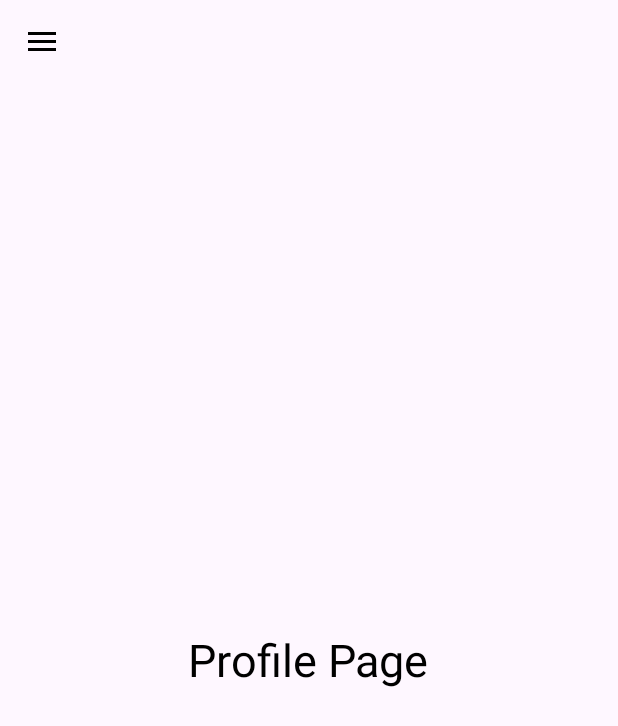
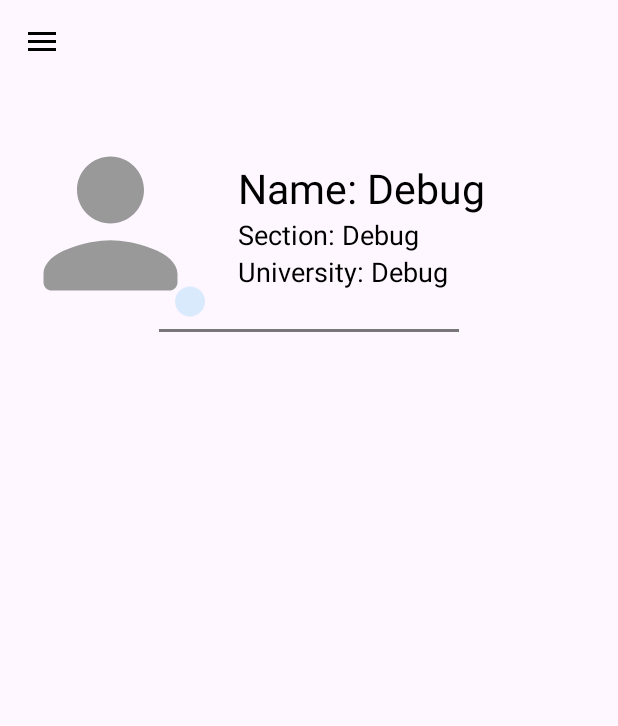
Before and after one commit to TakorSK/GestionEtudiant, an Android app: the screen it shows after launch (MainActivity), in the side drawer, after a tap on "Profile", on a phone screen of 412 x 824 dp. Shown: the top 726 px of the screen. Run offline under Robolectric (Android 15) with nearby library versions, the phone set to English and light mode, and no system bars; our stand-ins replace Room's generated code.

Commit message:
Added the shitty profile

```diff
--- a/app/src/main/java/com/pack/uniflow/Activities/LoginActivity.java
+++ b/app/src/main/java/com/pack/uniflow/Activities/LoginActivity.java
@@ -47,6 +47,10 @@ public class LoginActivity extends AppCompatActivity {
 
                     // Navigate to MainActivity after successful login
                     navigateToMainActivity();
+                    // For debugging purposes.
+                } else if (email.equals("debug") && password.equals("debug")) {
+                    navigateToMainActivity();
+
                 } else {
                     // Show an error message if login fails
                     Toast.makeText(LoginActivity.this, "Login failed. Please try again.", Toast.LENGTH_SHORT).show();
--- a/app/src/main/java/com/pack/uniflow/Activities/MainActivity.java
+++ b/app/src/main/java/com/pack/uniflow/Activities/MainActivity.java
@@ -31,6 +31,7 @@ public class MainActivity extends AppCompatActivity implements NavigationView.On
 
     private DrawerLayout drawerLayout;
     private TextView profileNameTextView;  // TextView to display the profile name
+    private TextView profileGroupTextView; // TextView to display the profile group
 
     @Override
     protected void onCreate(Bundle savedInstanceState) {
@@ -54,6 +55,7 @@ public class MainActivity extends AppCompatActivity implements NavigationView.On
         toggle.syncState();
 
         profileNameTextView = navigationView.getHeaderView(0).findViewById(R.id.profile_name_text_view);
+        profileGroupTextView = navigationView.getHeaderView(0).findViewById(R.id.profile_group);
 
         new Thread(() -> {
             // Assuming only one student is logged in (you can improve this later)
@@ -65,8 +67,10 @@ public class MainActivity extends AppCompatActivity implements NavigationView.On
             runOnUiThread(() -> {
                 if (loggedStudent != null) {
                     profileNameTextView.setText(loggedStudent.fullName);
+                    profileGroupTextView.setText(loggedStudent.sectionId);
                 } else {
                     profileNameTextView.setText("Guest"); // default if no student found
+                    profileGroupTextView.setText("Unknown");
                 }
             });
         }).start();
--- a/app/src/main/java/com/pack/uniflow/Fragments/ProfileFragment.java
+++ b/app/src/main/java/com/pack/uniflow/Fragments/ProfileFragment.java
@@ -1,62 +1,54 @@
 package com.pack.uniflow.Fragments;
 
 import android.os.Bundle;
-
 import androidx.fragment.app.Fragment;
-
 import android.view.LayoutInflater;
 import android.view.View;
 import android.view.ViewGroup;
+import android.widget.ImageView;
+import android.widget.TextView;
 
+import com.pack.uniflow.DatabaseClient;
 import com.pack.uniflow.R;
-
+import com.pack.uniflow.Student;
 
 public class ProfileFragment extends Fragment {
 
-    // TODO: Rename parameter arguments, choose names that match
-    // the fragment initialization parameters, e.g. ARG_ITEM_NUMBER
-    private static final String ARG_PARAM1 = "param1";
-    private static final String ARG_PARAM2 = "param2";
+    private TextView profileNameTextView;
+    private TextView profileUniTextView;
+    private TextView profileSectionTextView;
 
-    // TODO: Rename and change types of parameters
-    private String mParam1;
-    private String mParam2;
-
-    public ProfileFragment() {
-        // Required empty public constructor
-    }
-
-    /**
-     * Use this factory method to create a new instance of
-     * this fragment using the provided parameters.
-     *
-     * @param param1 Parameter 1.
-     * @param param2 Parameter 2.
-     * @return A new instance of fragment ProfileFragment.
-     */
-    // TODO: Rename and change types and number of parameters
-    public static ProfileFragment newInstance(String param1, String param2) {
-        ProfileFragment fragment = new ProfileFragment();
-        Bundle args = new Bundle();
-        args.putString(ARG_PARAM1, param1);
-        args.putString(ARG_PARAM2, param2);
-        fragment.setArguments(args);
-        return fragment;
-    }
-
-    @Override
-    public void onCreate(Bundle savedInstanceState) {
-        super.onCreate(savedInstanceState);
-        if (getArguments() != null) {
-            mParam1 = getArguments().getString(ARG_PARAM1);
-            mParam2 = getArguments().getString(ARG_PARAM2);
-        }
-    }
+    private boolean isOnline = true;
 
     @Override
     public View onCreateView(LayoutInflater inflater, ViewGroup container,
                              Bundle savedInstanceState) {
+
         // Inflate the layout for this fragment
-        return inflater.inflate(R.layout.fragment_profile, container, false);
+        View view = inflater.inflate(R.layout.fragment_profile, container, false);
+
+        // Initialize the TextViews after the view is inflated
+        profileNameTextView = view.findViewById(R.id.profile_Name);
+        profileUniTextView = view.findViewById(R.id.profile_Uni);
+        profileSectionTextView = view.findViewById(R.id.profile_Section);
+
+        // TODO: Replace the "loggedStudent" with the actual logged student from the database.
+        /* if (loggedStudent != null) {
+            profileNameTextView.setText("Name: " + loggedStudent.fullName);
+            profileUniTextView.setText("University: " + loggedStudent.UniName);
+            profileSectionTextView.setText("Section: " + loggedStudent.SectionId);
+        } */
+
+        // Initialize the ImageView for status
+        ImageView statusIcon = view.findViewById(R.id.status_icon);
+
+        // TODO: Replace "isOnline" with the actual DB online indicator
+        if (isOnline) {
+            statusIcon.setImageResource(R.drawable.online_circle_icon);
+        } else {
+            statusIcon.setImageResource(R.drawable.offline_circle_icon);
+        }
+
+        return view;
     }
 }
--- /dev/null
+++ b/app/src/main/res/drawable/circle_mask.xml
@@ -0,0 +1,4 @@
+<shape xmlns:android="http://schemas.android.com/apk/res/android"
+    android:shape="oval">
+    <solid android:color="@android:color/transparent" />
+</shape>
--- a/app/src/main/res/drawable/nav_profile_pic.xml
+++ b/app/src/main/res/drawable/nav_profile_pic.xml
@@ -1,4 +1,4 @@
-<vector xmlns:android="http://schemas.android.com/apk/res/android" android:alpha="0.85" android:height="256dp" android:tint="@color/light_bac" android:viewportHeight="24" android:viewportWidth="24" android:width="256dp">
+<vector xmlns:android="http://schemas.android.com/apk/res/android" android:alpha="0.85" android:height="256dp" android:tint="#888888" android:viewportHeight="24" android:viewportWidth="24" android:width="256dp">
 
     <path android:fillColor="@android:color/white" android:pathData="M12,12c2.21,0 4,-1.79 4,-4s-1.79,-4 -4,-4 -4,1.79 -4,4 1.79,4 4,4zM12,14c-2.67,0 -8,1.34 -8,4v1c0,0.55 0.45,1 1,1h14c0.55,0 1,-0.45 1,-1v-1c0,-2.66 -5.33,-4 -8,-4z"/>
 
--- a/app/src/main/res/drawable/offline_circle_icon.xml
+++ b/app/src/main/res/drawable/offline_circle_icon.xml
@@ -1,4 +1,4 @@
-<vector xmlns:android="http://schemas.android.com/apk/res/android" android:height="24dp" android:tint="#000000" android:viewportHeight="960" android:viewportWidth="960" android:width="24dp">
+<vector xmlns:android="http://schemas.android.com/apk/res/android" android:height="24dp" android:tint="#444444" android:viewportHeight="960" android:viewportWidth="960" android:width="24dp">
 
     <path android:fillColor="@android:color/white" android:pathData="M480,880Q397,880 324,848.5Q251,817 197,763Q143,709 111.5,636Q80,563 80,480Q80,397 111.5,324Q143,251 197,197Q251,143 324,111.5Q397,80 480,80Q563,80 636,111.5Q709,143 763,197Q817,251 848.5,324Q880,397 880,480Q880,563 848.5,636Q817,709 763,763Q709,817 636,848.5Q563,880 480,880ZM480,800Q614,800 707,707Q800,614 800,480Q800,346 707,253Q614,160 480,160Q346,160 253,253Q160,346 160,480Q160,614 253,707Q346,800 480,800ZM480,480Q480,480 480,480Q480,480 480,480Q480,480 480,480Q480,480 480,480Q480,480 480,480Q480,480 480,480Q480,480 480,480Q480,480 480,480Z"/>
 
--- a/app/src/main/res/layout/activity_main.xml
+++ b/app/src/main/res/layout/activity_main.xml
@@ -17,7 +17,7 @@
 
         <androidx.appcompat.widget.Toolbar
             android:layout_width="match_parent"
-            android:layout_height="56dp"
+            android:layout_height="55dp"
             android:id = "@+id/toolbar"
             android:elevation="4dp"
             android:theme="@style/Base.Theme.UniFlow"
--- a/app/src/main/res/layout/fragment_profile.xml
+++ b/app/src/main/res/layout/fragment_profile.xml
@@ -1,17 +1,99 @@
-<?xml version="1.0" encoding="utf-8"?>
 <RelativeLayout
     xmlns:android="http://schemas.android.com/apk/res/android"
-    xmlns:tools="http://schemas.android.com/tools"
+    xmlns:app="http://schemas.android.com/apk/res-auto"
     android:layout_width="match_parent"
     android:layout_height="match_parent"
-    tools:context=".Fragments.ProfileFragment">
+    android:padding="5dp">
 
-    <!-- TODO: Update blank fragment layout -->
-    <TextView
-        android:layout_width="wrap_content"
+    <!-- Profile Info Container -->
+    <LinearLayout
+        android:id="@+id/profile_container"
+        android:layout_width="match_parent"
         android:layout_height="wrap_content"
-        android:text="Profile Page"
-        android:textSize="30dp"
-        android:layout_centerInParent="true"/>
+        android:layout_marginTop="20dp"
+        android:background="?android:attr/selectableItemBackground"
+        android:elevation="4dp"
+        android:orientation="horizontal"
+        android:padding="1dp">
+
+        <!-- Profile Image -->
+        <FrameLayout
+            android:layout_width="132dp"
+            android:layout_height="136dp"
+            android:layout_gravity="center_vertical">
+
+            <ImageView
+                android:id="@+id/profile_image"
+                android:layout_width="134dp"
+                android:layout_height="134dp"
+                android:background="@drawable/circle_mask"
+                android:clipToOutline="true"
+                android:outlineProvider="background"
+                android:scaleType="centerCrop"
+                android:src="@drawable/nav_profile_pic"
+                app:shapeAppearanceOverlay="@style/roundedImageView" />
+
+            <ImageView
+                android:id="@+id/status_icon"
+                android:layout_width="wrap_content"
+                android:layout_height="34dp"
+                android:layout_gravity="bottom|right"
+                android:elevation="2dp"
+                android:src="@drawable/online_circle_icon" />
+        </FrameLayout>
+
+        <!-- Profile Info Texts -->
+        <LinearLayout
+            android:id="@+id/profile_info_container"
+            android:layout_width="wrap_content"
+            android:layout_height="wrap_content"
+            android:layout_gravity="center_vertical"
+            android:layout_marginStart="20dp"
+            android:orientation="vertical">
+
+            <TextView
+                android:id="@+id/profile_Name"
+                android:layout_width="wrap_content"
+                android:layout_height="wrap_content"
+                android:text="Name: Debug"
+                android:textSize="27sp" />
+
+            <TextView
+                android:id="@+id/profile_Section"
+                android:layout_width="wrap_content"
+                android:layout_height="wrap_content"
+                android:text="Section: Debug"
+                android:textSize="18sp" />
+
+            <TextView
+                android:id="@+id/profile_Uni"
+                android:layout_width="wrap_content"
+                android:layout_height="wrap_content"
+                android:text="University: Debug"
+                android:textSize="18sp" />
+        </LinearLayout>
+
+    </LinearLayout>
+
+    <!-- Line Separator -->
+    <View
+        android:layout_width="200dp"
+        android:layout_height="2dp"
+        android:layout_below="@id/profile_container"
+        android:layout_centerHorizontal="true"
+    android:background="#777777" />
+
+    <LinearLayout
+        android:id="@+id/new_container"
+        android:layout_width="match_parent"
+        android:layout_height="wrap_content"
+        android:layout_below="@id/profile_container"
+        android:layout_marginTop="20dp"
+        android:orientation="vertical"
+        android:padding="16dp"
+        android:background="?android:attr/selectableItemBackground"
+        android:elevation="4dp">
+        <!-- Add any content here -->
+    </LinearLayout>
 
 </RelativeLayout>
--- /dev/null
+++ b/app/src/main/res/values/Styles.xml
@@ -0,0 +1,7 @@
+<?xml version="1.0" encoding="utf-8"?>
+<resources>
+    <style name="roundedImageView" >
+        <item name="cornerFamily">rounded</item>
+        <item name="cornerSize"> 50% </item>
+    </style>
+</resources>
```
Also changed, not shown: app/src/main/java/com/pack/uniflow/Activities/SignupActivity.java (+16 -25 lines), app/src/main/res/layout/activity_signup.xml (+9 -0 lines), app/src/main/res/layout/fragment_clubs.xml (+13 -5 lines), app/src/main/res/layout/fragment_item_club.xml (added, +15 -0 lines), app/src/main/res/layout/nav_header.xml (+10 -7 lines), app/src/main/java/com/pack/uniflow/README.txt.
